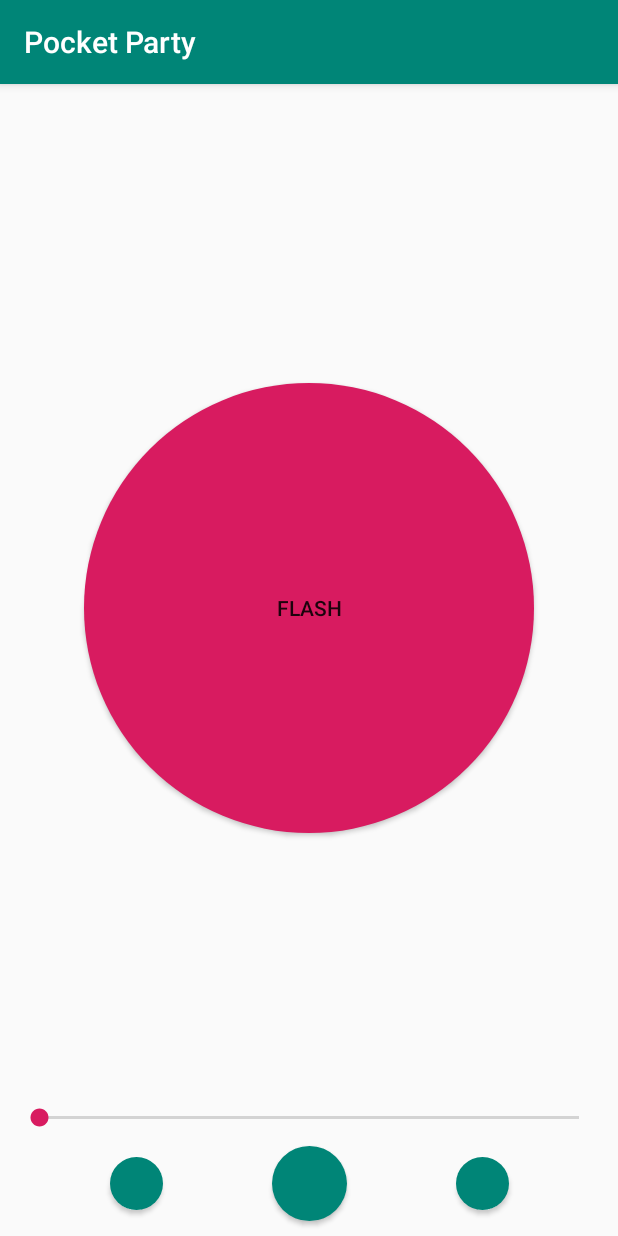
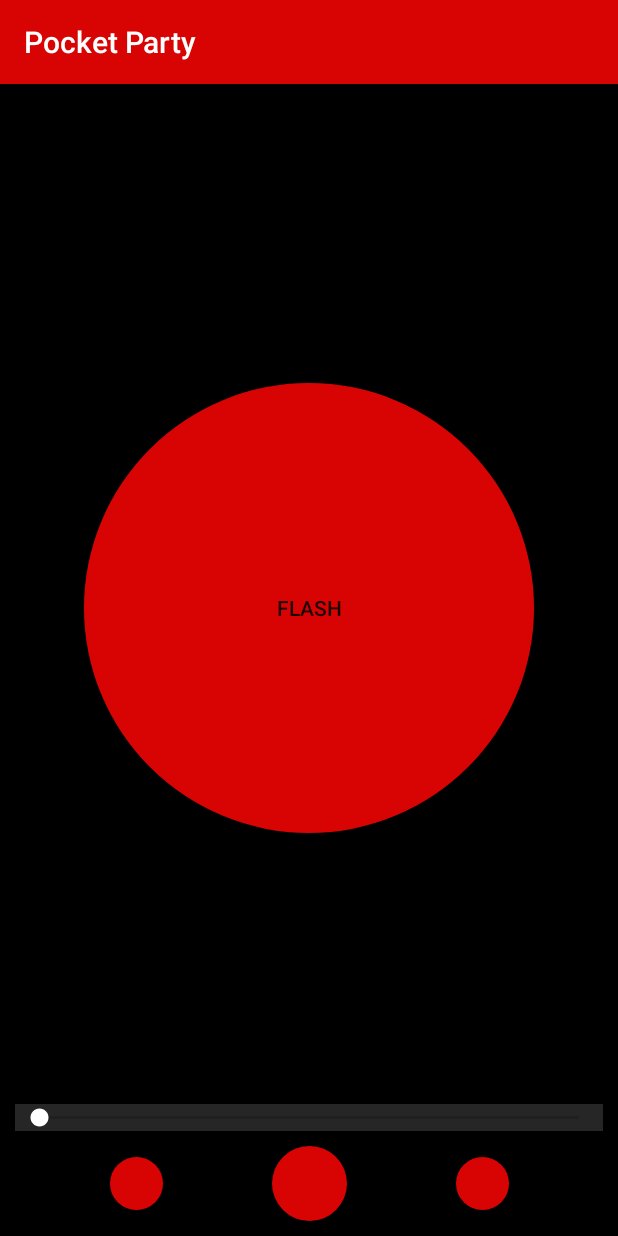
Before and after one commit to Prateek-Agarwal-20/pocket-party, an Android app: the CreateCueActivity screen opened directly, with no data from a screen before it, on a phone screen of 412 x 824 dp. Run offline under Robolectric (Android 15) with nearby library versions, the phone set to English and light mode, and no system bars; 1 statement that could not run was skipped.

Commit message:
darker UI changes

```diff
--- a/app/src/main/res/drawable/button_circle.xml
+++ b/app/src/main/res/drawable/button_circle.xml
@@ -3,14 +3,14 @@
 
     <item android:state_pressed="true">
         <shape android:shape="oval">
-            <solid android:color="@color/colorPrimary"/>
+            <solid android:color="@color/colorPrimaryDark"/>
             <corners android:radius="100dp"/>
         </shape>
 
     </item>
     <item android:state_pressed="false">
         <shape android:shape="oval">
-            <solid android:color="@color/colorAccent"/>
+            <solid android:color="@color/colorPrimary"/>
             <corners android:radius="300dp"/>
         </shape>
 
--- a/app/src/main/res/drawable/playbutton_circle.xml
+++ b/app/src/main/res/drawable/playbutton_circle.xml
@@ -43,7 +43,7 @@
             <size android:width="200dp"
                   android:height="200dp"/>
             <corners android:radius="300dp"/>
-            <solid android:color="@color/colorPrimary"/>
+            <solid android:color="@color/colorPrimaryDark"/>
             <padding android:bottom="10dp"
                      android:top="10dp"
                      android:left="10dp"
--- a/app/src/main/res/layout/activity_create_cue.xml
+++ b/app/src/main/res/layout/activity_create_cue.xml
@@ -5,7 +5,8 @@
         xmlns:app="http://schemas.android.com/apk/res-auto"
         android:layout_width="match_parent"
         android:layout_height="match_parent"
-        tools:context=".CreateCueActivity">
+        tools:context=".CreateCueActivity"
+        android:background="#000000">
 
     <Button
             android:id="@+id/btnFlash"
@@ -27,6 +28,8 @@
             app:layout_constraintLeft_toLeftOf="parent"
             app:layout_constraintRight_toRightOf="parent"
             app:layout_constraintBottom_toTopOf="@id/btnPlay"
+            android:outlineSpotShadowColor="@color/colorAccent"
+            android:background="#272626"
             android:layout_margin="10dp"
     />
 
--- a/app/src/main/res/values/colors.xml
+++ b/app/src/main/res/values/colors.xml
@@ -1,6 +1,6 @@
 <?xml version="1.0" encoding="utf-8"?>
 <resources>
-    <color name="colorPrimary">#008577</color>
-    <color name="colorPrimaryDark">#00574B</color>
-    <color name="colorAccent">#D81B60</color>
+    <color name="colorPrimary">#D80404</color>
+    <color name="colorPrimaryDark">#8A0202</color>
+    <color name="colorAccent">#FFFFFF</color>
 </resources>
```
Lines whose indentation alone changed are shown as unchanged.
